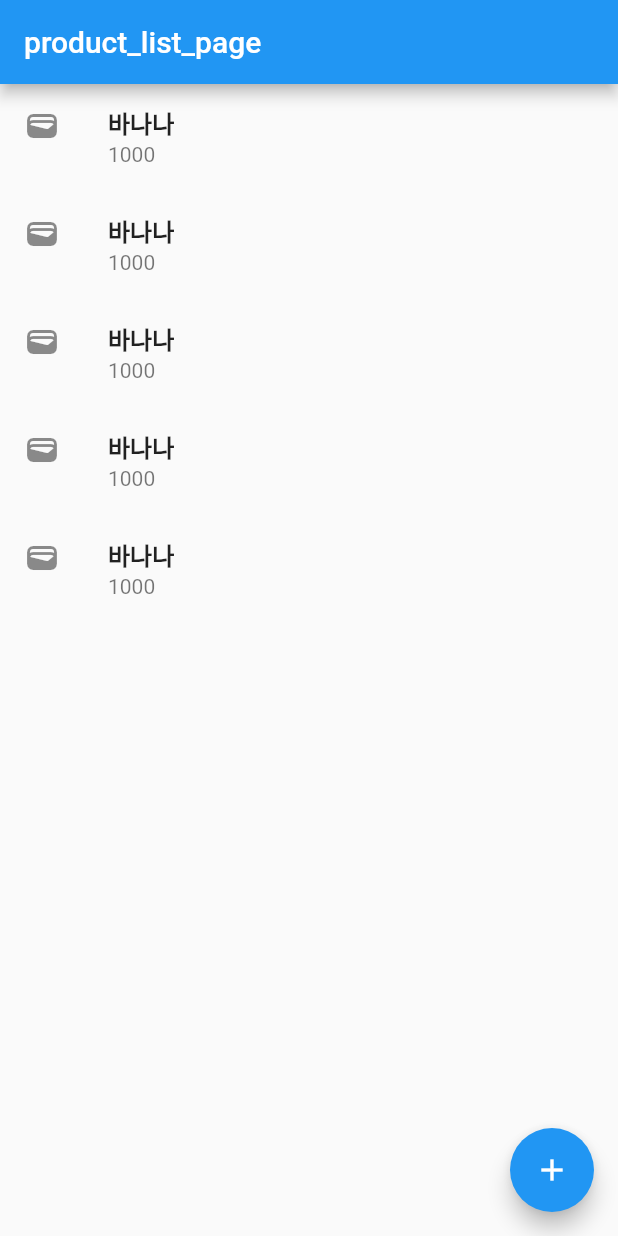
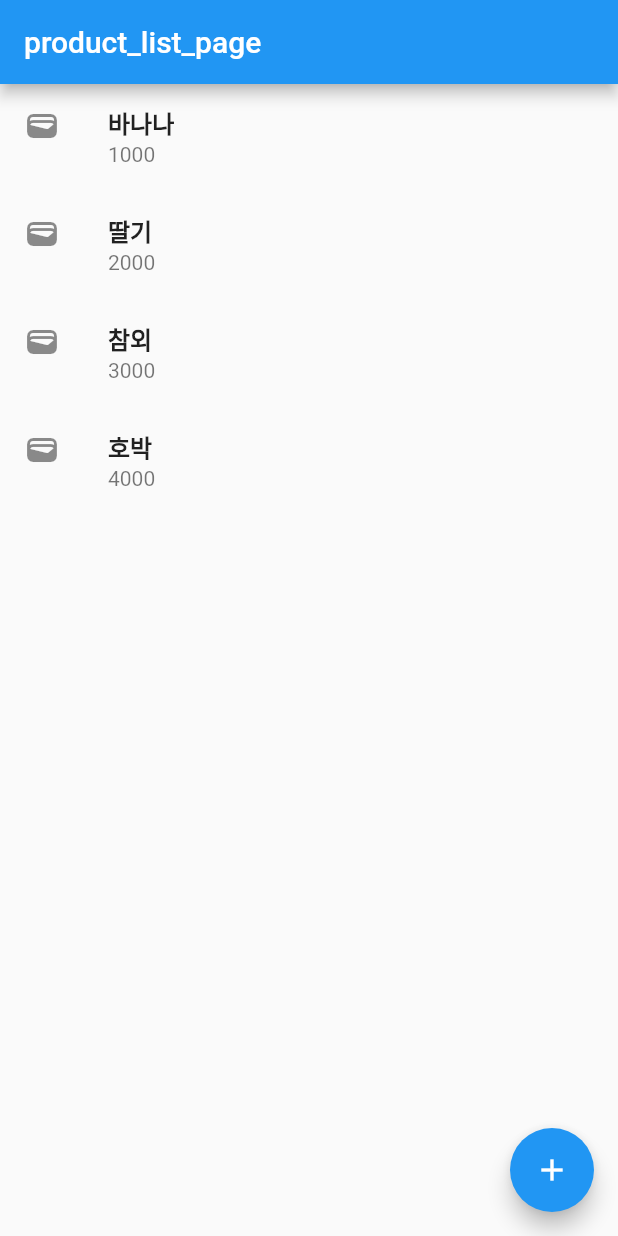
Before and after one commit to mb6282/flutter_data_app, a Flutter app: the screen it shows after launch, after a tap on the "add" icon, on a phone screen of 412 x 824 dp. Run offline on Flutter 3.47's test engine with Material 2 defaults, Android fonts, the phone set to English and light mode, and no system bars; our stand-ins replace flutter_riverpod.

Commit message:
ãaddProduct까지 완료

```diff
--- a/lib/controller/product_controller.dart
+++ b/lib/controller/product_controller.dart
@@ -1,16 +1,27 @@
 // VIEW -> Controller 요청
 import 'package:data_app/domain/product/product.dart';
 import 'package:data_app/domain/product/product_http_repository.dart';
+import 'package:data_app/views/product/list/product_list_view_store.dart';
 import 'package:flutter_riverpod/flutter_riverpod.dart';
 
 final productController = Provider((ref) {
-  return ProductController();
+  return ProductController(ref);
 });
 
 class ProductController {
-  ProductHttpRepository repo = ProductHttpRepository();
+  final Ref _ref;
+  ProductController(this._ref);
 
-  void findAll() {
-    List<Product> productList = repo.findAll();
+  void onRefresh() {
+    //의존성주입
+    List<Product> productList = _ref.read(productHttpRepository).findAll();
+    //onRefresh
+    _ref.read(productListViewStore.notifier).onRefresh(productList);
+  }
+
+  void addProduct(Product productReqDto) {
+    Product productRespDto =
+        _ref.read(productHttpRepository).insert(productReqDto);
+    _ref.read(productListViewStore.notifier).addProduct(productRespDto);
   }
 }
--- a/lib/domain/product/product_http_repository.dart
+++ b/lib/domain/product/product_http_repository.dart
@@ -1,4 +1,9 @@
 import 'package:data_app/domain/product/product.dart';
+import 'package:flutter_riverpod/flutter_riverpod.dart';
+
+final productHttpRepository = Provider((ref) {
+  return ProductHttpRepository();
+});
 
 class ProductHttpRepository {
   //fake data
--- a/lib/views/product/list/product_list_page.dart
+++ b/lib/views/product/list/product_list_page.dart
@@ -1,4 +1,6 @@
 import 'package:data_app/controller/product_controller.dart';
+import 'package:data_app/domain/product/product.dart';
+import 'package:data_app/views/product/list/product_list_view_store.dart';
 import 'package:flutter/material.dart';
 import 'package:flutter_riverpod/flutter_riverpod.dart';
 
@@ -7,25 +9,30 @@ class ProductListPage extends ConsumerWidget {
 
   @override
   Widget build(BuildContext context, WidgetRef ref) {
+    final pm = ref.watch(productListViewStore);
     final pc = ref.read(productController);
-    pc.findAll();
 
     return Scaffold(
       floatingActionButton: FloatingActionButton(
         child: Icon(Icons.add),
-        onPressed: () {},
+        onPressed: () {
+          pc.addProduct(Product(4, "호박", 4000));
+        },
       ),
       appBar: AppBar(title: Text("product_list_page")),
       body: ListView.builder(
-        itemCount: 5,
+        itemCount: pm.length,
         itemBuilder: (context, index) => ListTile(
+          //상태(ful)가 같을 때 같으면 인식을 못하는데 key로 다르게 인식시킬 수 있음
+          //이유 : 상태는 연결되어있지 않고 바깥에서 바인딩됨
+          key: ValueKey(pm[index].id),
           onTap: () {},
           leading: Icon(Icons.wallet),
           title: Text(
-            "바나나",
+            "${pm[index].name}",
             style: TextStyle(fontWeight: FontWeight.bold),
           ),
-          subtitle: Text("1000"),
+          subtitle: Text("${pm[index].price}"),
         ),
       ),
     );
--- /dev/null
+++ b/lib/views/product/list/product_list_view_store.dart
@@ -0,0 +1,22 @@
+import 'package:data_app/domain/product/product.dart';
+import 'package:data_app/domain/product/product_http_repository.dart';
+import 'package:flutter_riverpod/flutter_riverpod.dart';
+
+//의존
+final productListViewStore =
+    StateNotifierProvider<ProductListViewStore, List<Product>>((ref) {
+  return ProductListViewStore(ref.read(productHttpRepository).findAll());
+});
+
+class ProductListViewStore extends StateNotifier<List<Product>> {
+  //super=findAll
+  ProductListViewStore(super.state);
+
+  void onRefresh(List<Product> products) {
+    state = products;
+  }
+
+  void addProduct(Product productRespDto) {
+    state = [...state, productRespDto];
+  }
+}
```
Also changed, not shown: lib/views/product/list/product_list_view_model.dart (deleted, +0 -15 lines).
